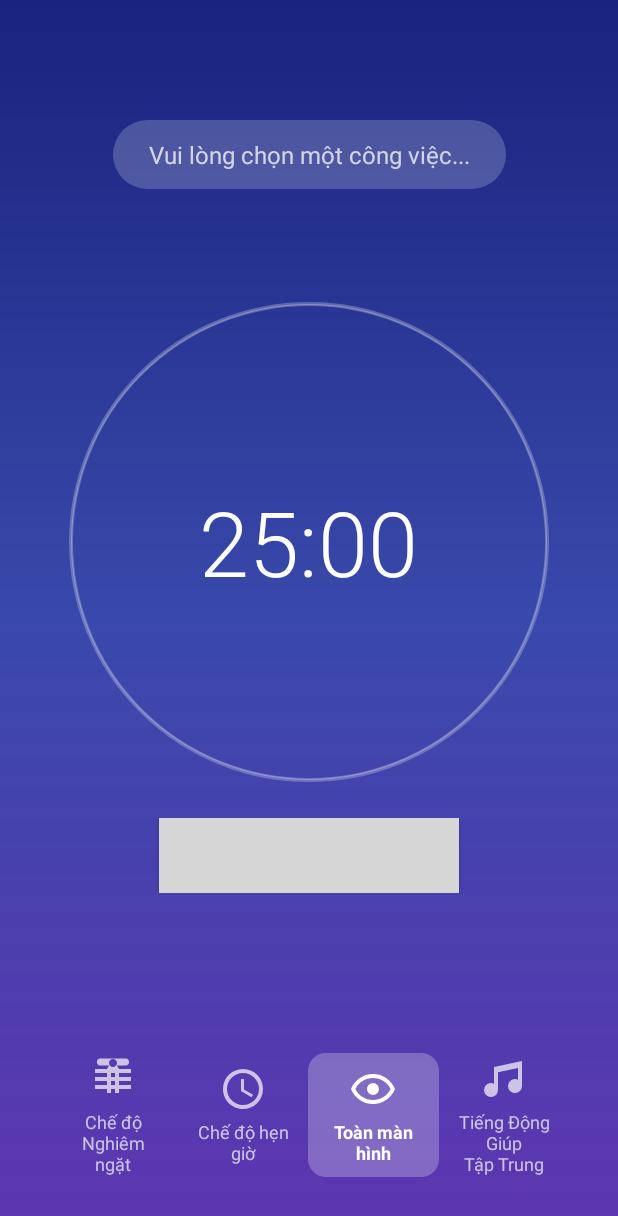
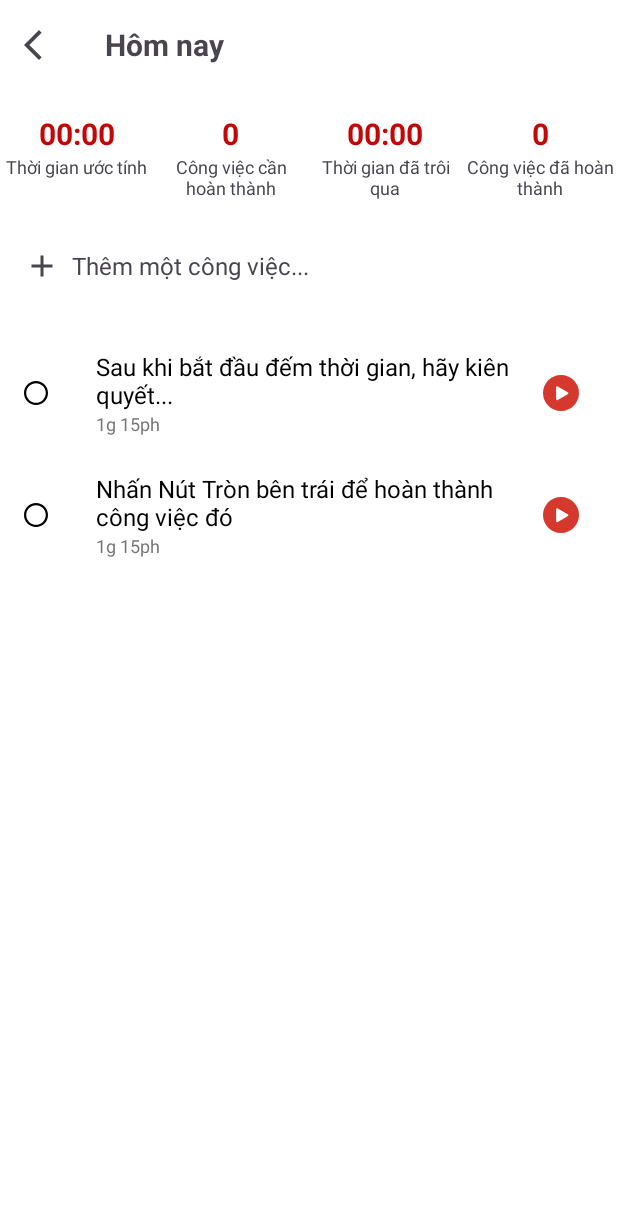
Before and after one commit to HuyHN01/FocusPomodoroApp, an Android app: the screen it shows after launch (PomodoroActivity before the commit, TodoListTodayActivity after it), on a phone screen of 412 x 824 dp. Shown: the top 1216 px of the screen. Run offline under Robolectric (Android 15) with nearby library versions, the phone set to English and light mode, and no system bars; grey boxes are pictures that could not be loaded.

Commit message:
UI - to do list today

```diff
--- a/app/src/main/AndroidManifest.xml
+++ b/app/src/main/AndroidManifest.xml
@@ -14,8 +14,11 @@
         <activity
             android:name=".ui.pomodoro.FullscreenTimerActivity"
             android:exported="false" />
+
+<!--        <activity android:name=".ui.pomodoro.TodoListTodayActivity"-->
+<!--            android:exported="false"/>-->
         <activity
-            android:name=".ui.pomodoro.PomodoroActivity"
+            android:name=".ui.pomodoro.TodoListTodayActivity"
             android:exported="true">
             <intent-filter>
                 <action android:name="android.intent.action.MAIN" />
--- /dev/null
+++ b/app/src/main/java/com/example/focusmate/data/model/Task.kt
@@ -0,0 +1,8 @@
+package com.example.focusmate.data.model
+
+data class Task(
+    val id: String,
+    val title: String,
+    val pomodoroCount: Int,
+    var isCompleted: Boolean = false
+)
--- /dev/null
+++ b/app/src/main/java/com/example/focusmate/data/repository/TaskRepository.kt
@@ -0,0 +1,48 @@
+
+package com.example.focusmate.data.repository
+
+import androidx.lifecycle.LiveData
+import androidx.lifecycle.MutableLiveData
+import com.example.focusmate.data.model.Task
+import java.util.UUID
+
+object TaskRepository {
+
+    private val _tasks = MutableLiveData<List<Task>>()
+    val tasks: LiveData<List<Task>> get() = _tasks
+
+    private val taskList = mutableListOf<Task>()
+
+    init {
+        // Khởi tạo một vài task mẫu
+        taskList.add(Task(UUID.randomUUID().toString(), "Sau khi bắt đầu đếm thời gian, hãy kiên quyết...", 1))
+        taskList.add(Task(UUID.randomUUID().toString(), "Nhấn Nút Tròn bên trái để hoàn thành công việc đó", 1))
+        _tasks.value = taskList
+    }
+
+    fun addTask(title: String, pomodoroCount: Int) {
+        val newTask = Task(UUID.randomUUID().toString(), title, pomodoroCount)
+        taskList.add(newTask)
+        _tasks.value = taskList // Cập nhật LiveData để thông báo cho ViewModel/View
+    }
+
+    fun completeTask(taskId: String) {
+        val taskToComplete = taskList.find { it.id == taskId }
+        taskToComplete?.let {
+            it.isCompleted = true
+            _tasks.value = taskList // Cập nhật LiveData
+        }
+    }
+    fun toggleTaskCompletion(taskId: String) {
+        val taskToUpdate = taskList.find { it.id == taskId }
+        taskToUpdate?.let {
+            // Đảo ngược giá trị của isCompleted
+            it.isCompleted = !it.isCompleted
+            _tasks.value = taskList // Cập nhật LiveData để thông báo cho UI
+        }
+    }
+    fun deleteTask(taskId: String) {
+        taskList.removeIf { it.id == taskId }
+        _tasks.value = taskList // Cập nhật LiveData
+    }
+}
--- /dev/null
+++ b/app/src/main/java/com/example/focusmate/ui/pomodoro/TaskViewModel.kt
@@ -0,0 +1,25 @@
+
+package com.example.focusmate.ui.pomodoro
+
+import androidx.lifecycle.ViewModel
+import com.example.focusmate.data.repository.TaskRepository
+
+class TaskViewModel : ViewModel() {
+
+    val tasks = TaskRepository.tasks
+
+    fun addNewTask(title: String, pomodoroCount: Int) {
+        TaskRepository.addTask(title, pomodoroCount)
+    }
+    fun toggleTaskCompletion(taskId: String) {
+        TaskRepository.toggleTaskCompletion(taskId)
+    }
+
+    fun completeTask(taskId: String) {
+        TaskRepository.completeTask(taskId)
+    }
+
+    fun deleteTask(taskId: String) {
+        TaskRepository.deleteTask(taskId)
+    }
+}
--- /dev/null
+++ b/app/src/main/java/com/example/focusmate/ui/pomodoro/TasksAdapter.kt
@@ -0,0 +1,67 @@
+package com.example.focusmate.ui.pomodoro
+
+import android.graphics.Paint
+import android.view.LayoutInflater
+import android.view.ViewGroup
+import androidx.recyclerview.widget.RecyclerView
+import com.example.focusmate.R
+import com.example.focusmate.data.model.Task
+import com.example.focusmate.databinding.ItemTaskBinding
+
+class TasksAdapter(
+    private val onTaskClick: (Task) -> Unit,           // Callback khi click vào task
+    private val onCompleteClick: (Task) -> Unit        // Callback khi click vào nút hoàn thành
+) : RecyclerView.Adapter<TasksAdapter.TaskViewHolder>() {
+
+    private var tasks: List<Task> = emptyList()
+
+    // Cập nhật danh sách tasks và thông báo cho RecyclerView
+    fun submitList(newTasks: List<Task>) {
+        tasks = newTasks
+        notifyDataSetChanged()
+    }
+
+    override fun onCreateViewHolder(parent: ViewGroup, viewType: Int): TaskViewHolder {
+        val binding = ItemTaskBinding.inflate(
+            LayoutInflater.from(parent.context),
+            parent,
+            false
+        )
+        return TaskViewHolder(binding)
+    }
+
+    override fun onBindViewHolder(holder: TaskViewHolder, position: Int) {
+        val task = tasks[position]
+        holder.bind(task)
+    }
+
+    override fun getItemCount(): Int = tasks.size
+
+    inner class TaskViewHolder(private val binding: ItemTaskBinding) :
+        RecyclerView.ViewHolder(binding.root) {
+
+        fun bind(task: Task) {
+            // Hiển thị tiêu đề task
+            binding.taskTitleTextView.text = task.title
+
+            // Hiển thị số Pomodoro ước tính
+            val pomodoroText = "${task.pomodoroCount}g 15ph" // Giả sử 1g 15ph = 1 pomodoro
+            binding.pomodoroCountTextView.text = pomodoroText
+
+            // Xử lý trạng thái hoàn thành
+            if (task.isCompleted) {
+                binding.taskCompleteIcon.setImageResource(R.drawable.green_checkmark_icon)
+                binding.taskTitleTextView.paintFlags =
+                    binding.taskTitleTextView.paintFlags or Paint.STRIKE_THRU_TEXT_FLAG
+            } else {
+                binding.taskCompleteIcon.setImageResource(R.drawable.ellipse_shape_line_icon)
+                binding.taskTitleTextView.paintFlags =
+                    binding.taskTitleTextView.paintFlags and Paint.STRIKE_THRU_TEXT_FLAG.inv()
+            }
+
+            // Xử lý sự kiện click
+            binding.root.setOnClickListener { onTaskClick(task) }
+            binding.taskCompleteIcon.setOnClickListener { onCompleteClick(task) }
+        }
+    }
+}
--- /dev/null
+++ b/app/src/main/java/com/example/focusmate/ui/pomodoro/TodoListTodayActivity.kt
@@ -0,0 +1,69 @@
+package com.example.focusmate.ui.pomodoro
+
+import android.os.Bundle
+import androidx.appcompat.app.AppCompatActivity
+import androidx.lifecycle.Observer
+import androidx.lifecycle.ViewModelProvider
+import com.example.focusmate.databinding.ActivityTodolistBinding
+import androidx.recyclerview.widget.LinearLayoutManager
+
+
+class TodoListTodayActivity : AppCompatActivity(){
+    private lateinit var binding: ActivityTodolistBinding
+    private lateinit var taskViewModel: TaskViewModel
+    private lateinit var pomodoroViewModel: PomodoroViewModel
+    private lateinit var tasksAdapter: TasksAdapter
+
+    override fun onCreate(savedInstanceState: Bundle?) {
+        super.onCreate(savedInstanceState)
+        binding = ActivityTodolistBinding.inflate(layoutInflater)
+        setContentView(binding.root)
+
+        // Khởi tạo các ViewModel
+        taskViewModel = ViewModelProvider(this).get(TaskViewModel::class.java)
+        pomodoroViewModel = ViewModelProvider(this).get(PomodoroViewModel::class.java)
+
+        // Khởi tạo Adapter với các callback
+        tasksAdapter = TasksAdapter(
+            onTaskClick = { task ->
+                // TODO: Xử lý khi click vào task, ví dụ như bắt đầu Pomodoro cho task đó
+                pomodoroViewModel.startTimer()
+            },
+            onCompleteClick = { task ->
+                // Xử lý khi người dùng nhấn nút hoàn thành
+                taskViewModel.toggleTaskCompletion(task.id)
+            }
+        )
+
+        binding.tasksList.apply {
+            layoutManager = LinearLayoutManager(this@TodoListTodayActivity)
+            adapter = tasksAdapter
+        }
+
+
+        // Quan sát dữ liệu từ ViewModel và cập nhật Adapter
+        taskViewModel.tasks.observe(this, Observer { tasks ->
+            tasksAdapter.submitList(tasks)
+        })
+
+        // Quan sát LiveData từ PomodoroViewModel
+        pomodoroViewModel.state.observe(this, Observer { state ->
+            // TODO: Cập nhật giao diện dựa trên trạng thái (ví dụ: đổi icon play/pause)
+            when (state) {
+                TimerState.IDLE -> {}
+                TimerState.RUNNING -> {}
+                TimerState.PAUSED -> {}
+                TimerState.BREAK_READY -> {}
+                TimerState.BREAK_RUNNING -> {}
+                TimerState.BREAK_PAUSED -> {}
+            }
+        })
+
+        // Gắn sự kiện click cho các nút khác trong giao diện
+        binding.addTaskLayout.setOnClickListener {
+            // TODO: Mở dialog hoặc màn hình để thêm task mới
+        }
+
+        // ... Thêm các sự kiện click cho các nút khác
+    }
+}
--- /dev/null
+++ b/app/src/main/res/drawable/add_24px.xml
@@ -0,0 +1,10 @@
+<vector xmlns:android="http://schemas.android.com/apk/res/android"
+    android:width="24dp"
+    android:height="24dp"
+    android:viewportWidth="960"
+    android:viewportHeight="960"
+    android:tint="?attr/colorControlNormal">
+  <path
+      android:fillColor="@android:color/white"
+      android:pathData="M440,520L200,520L200,440L440,440L440,200L520,200L520,440L760,440L760,520L520,520L520,760L440,760L440,520Z"/>
+</vector>
--- /dev/null
+++ b/app/src/main/res/drawable/arrow_back_ios_24px.xml
@@ -0,0 +1,11 @@
+<vector xmlns:android="http://schemas.android.com/apk/res/android"
+    android:width="24dp"
+    android:height="24dp"
+    android:viewportWidth="960"
+    android:viewportHeight="960"
+    android:tint="?attr/colorControlNormal"
+    android:autoMirrored="true">
+  <path
+      android:fillColor="@android:color/white"
+      android:pathData="M400,880L0,480L400,80L471,151L142,480L471,809L400,880Z"/>
+</vector>
--- /dev/null
+++ b/app/src/main/res/drawable/ellipse_shape_line_icon.xml
@@ -0,0 +1,10 @@
+<vector xmlns:android="http://schemas.android.com/apk/res/android"
+    android:width="24dp"
+    android:height="24dp"
+    android:viewportWidth="512"
+    android:viewportHeight="512">
+  <path
+      android:fillColor="#FF000000"
+      android:pathData="M256,0c70.69,0 134.69,28.66 181.02,74.98C483.34,121.31 512,185.31 512,256c0,70.69 -28.66,134.69 -74.98,181.02C390.69,483.34 326.69,512 256,512c-70.69,0 -134.69,-28.66 -181.02,-74.98C28.66,390.69 0,326.69 0,256c0,-70.69 28.66,-134.69 74.98,-181.02C121.31,28.66 185.31,0 256,0zM403.19,108.81C365.52,71.15 313.48,47.85 256,47.85c-57.48,0 -109.52,23.3 -147.19,60.96C71.15,146.48 47.85,198.52 47.85,256c0,57.48 23.3,109.52 60.96,147.19 37.67,37.66 89.71,60.96 147.19,60.96 57.48,0 109.52,-23.3 147.19,-60.96 37.66,-37.67 60.96,-89.71 60.96,-147.19 0,-57.48 -23.3,-109.52 -60.96,-147.19z"
+      android:fillType="nonZero"/>
+</vector>
--- /dev/null
+++ b/app/src/main/res/drawable/green_checkmark_icon.xml
@@ -0,0 +1,10 @@
+<vector xmlns:android="http://schemas.android.com/apk/res/android"
+    android:width="96dp"
+    android:height="96dp"
+    android:viewportWidth="96"
+    android:viewportHeight="96">
+  <path
+      android:pathData="M48,0c26.51,0 48,21.49 48,48S74.51,96 48,96S0,74.51 0,48S21.49,0 48,0L48,0zM26.764,49.277c0.644,-3.734 4.906,-5.813 8.269,-3.79c0.305,0.182 0.596,0.398 0.867,0.646l0.026,0.025c1.509,1.446 3.2,2.951 4.876,4.443l1.438,1.291l17.063,-17.898c1.019,-1.067 1.764,-1.757 3.293,-2.101c5.235,-1.155 8.916,5.244 5.206,9.155L46.536,63.366c-2.003,2.137 -5.583,2.332 -7.736,0.291c-1.234,-1.146 -2.576,-2.312 -3.933,-3.489c-2.35,-2.042 -4.747,-4.125 -6.701,-6.187C26.993,52.809 26.487,50.89 26.764,49.277L26.764,49.277z"
+      android:fillColor="#6BBE66"
+      android:fillType="evenOdd"/>
+</vector>
--- /dev/null
+++ b/app/src/main/res/drawable/red_play_button_icon.xml
@@ -0,0 +1,14 @@
+<vector xmlns:android="http://schemas.android.com/apk/res/android"
+    android:width="24dp"
+    android:height="24dp"
+    android:viewportWidth="122.88"
+    android:viewportHeight="122.88">
+  <path
+      android:pathData="M61.44,0c33.93,0 61.44,27.51 61.44,61.44s-27.51,61.44 -61.44,61.44S0,95.37 0,61.44S27.51,0 61.44,0L61.44,0L61.44,0z"
+      android:fillColor="#D5392E"
+      android:fillType="evenOdd"/>
+  <path
+      android:pathData="M84.32,65.41c3.31,-2.13 3.3,-4.51 0,-6.4L50.13,39.36c-2.7,-1.69 -5.51,-0.7 -5.43,2.82l0.11,39.7c0.23,3.82 2.41,4.86 5.62,3.1L84.32,65.41L84.32,65.41L84.32,65.41z"
+      android:fillColor="#FFFFFF"
+      android:fillType="evenOdd"/>
+</vector>
--- /dev/null
+++ b/app/src/main/res/layout/activity_todolist.xml
@@ -0,0 +1,204 @@
+<?xml version="1.0" encoding="utf-8"?>
+<androidx.constraintlayout.widget.ConstraintLayout xmlns:android="http://schemas.android.com/apk/res/android"
+    xmlns:app="http://schemas.android.com/apk/res-auto"
+    xmlns:tools="http://schemas.android.com/tools"
+    android:layout_width="match_parent"
+    android:layout_height="match_parent"
+    android:background="@color/white"
+    tools:context=".ui.pomodoro.PomodoroActivity">
+    <androidx.constraintlayout.widget.ConstraintLayout
+        android:id="@+id/header_layout"
+        android:layout_width="match_parent"
+        android:layout_height="wrap_content"
+        android:padding="16dp"
+        app:layout_constraintTop_toTopOf="parent"
+        app:layout_constraintStart_toStartOf="parent"
+        app:layout_constraintEnd_toEndOf="parent">
+
+        <ImageView
+            android:id="@+id/back_arrow"
+            android:layout_width="wrap_content"
+            android:layout_height="wrap_content"
+            android:src="@drawable/arrow_back_ios_24px"
+            app:layout_constraintTop_toTopOf="parent"
+            app:layout_constraintStart_toStartOf="parent"
+            app:layout_constraintBottom_toBottomOf="parent"
+            android:contentDescription="@string/back" />
+
+        <TextView
+            android:layout_width="wrap_content"
+            android:layout_height="wrap_content"
+            android:text="Hôm nay"
+            android:textSize="20sp"
+            android:textStyle="bold"
+            app:layout_constraintTop_toTopOf="parent"
+            app:layout_constraintStart_toEndOf="@id/back_arrow"
+            app:layout_constraintBottom_toBottomOf="parent"
+            android:layout_marginStart="30dp"
+            />
+
+
+    </androidx.constraintlayout.widget.ConstraintLayout>
+
+    <LinearLayout
+        android:id="@+id/stats_layout"
+        android:layout_width="match_parent"
+        android:layout_height="wrap_content"
+        android:orientation="horizontal"
+        android:weightSum="4"
+        android:paddingTop="16dp"
+        android:paddingBottom="16dp"
+        app:layout_constraintTop_toBottomOf="@id/header_layout"
+        app:layout_constraintStart_toStartOf="parent"
+        app:layout_constraintEnd_toEndOf="parent">
+
+        <LinearLayout
+            android:layout_width="0dp"
+            android:layout_height="wrap_content"
+            android:layout_weight="1"
+            android:orientation="vertical"
+            android:gravity="center"
+
+            >
+
+            <TextView
+                android:layout_width="wrap_content"
+                android:layout_height="wrap_content"
+                android:text="00:00"
+                android:textColor="@color/red_pomodoro"
+                android:textSize="20sp"
+                android:textStyle="bold" />
+
+            <TextView
+                android:layout_width="wrap_content"
+                android:layout_height="wrap_content"
+                android:text="Thời gian ước tính"
+                android:textSize="12sp"
+                android:gravity="center"
+                />
+
+        </LinearLayout>
+        <LinearLayout
+            android:layout_width="0dp"
+            android:layout_height="wrap_content"
+            android:layout_weight="1"
+            android:orientation="vertical"
+            android:gravity="center"
+            >
+
+            <TextView
+                android:layout_width="wrap_content"
+                android:layout_height="wrap_content"
+                android:text="0"
+                android:textColor="@color/red_pomodoro"
+                android:textSize="20sp"
+                android:textStyle="bold" />
+
+            <TextView
+                android:layout_width="wrap_content"
+                android:layout_height="wrap_content"
+                android:text="Công việc cần hoàn thành"
+                android:textSize="12sp"
+                android:gravity="center"
+
+                />
+
+        </LinearLayout>
+        <LinearLayout
+            android:layout_width="0dp"
+            android:layout_height="wrap_content"
+            android:layout_weight="1"
+            android:orientation="vertical"
+            android:gravity="center"
+            >
+
+            <TextView
+                android:layout_width="wrap_content"
+                android:layout_height="wrap_content"
+                android:text="00:00"
+                android:textColor="@color/red_pomodoro"
+                android:textSize="20sp"
+                android:textStyle="bold" />
+
+            <TextView
+                android:layout_width="wrap_content"
+                android:layout_height="wrap_content"
+                android:text="Thời gian đã trôi qua"
+                android:textSize="12sp"
+                android:gravity="center"
+
+                />
+
+        </LinearLayout>
+        <LinearLayout
+            android:layout_width="0dp"
+            android:layout_height="wrap_content"
+            android:layout_weight="1"
+            android:orientation="vertical"
+            android:gravity="center"
+            >
+
+            <TextView
+                android:layout_width="wrap_content"
+                android:layout_height="wrap_content"
+                android:text="0"
+                android:textColor="@color/red_pomodoro"
+                android:textSize="20sp"
+                android:textStyle="bold" />
+
+            <TextView
+                android:layout_width="wrap_content"
+                android:layout_height="wrap_content"
+                android:text="Công việc đã hoàn thành"
+                android:textSize="12sp"
+                android:gravity="center"
+
+                />
+
+        </LinearLayout>
+    </LinearLayout>
+    <LinearLayout
+        android:id="@+id/add_task_layout"
+        android:layout_width="match_parent"
+        android:layout_height="wrap_content"
+        android:orientation="horizontal"
+        android:gravity="center_vertical"
+        android:padding="16dp"
+        app:layout_constraintTop_toBottomOf="@id/stats_layout"
+        app:layout_constraintStart_toStartOf="parent"
+        app:layout_constraintEnd_toEndOf="parent">
+
+        <ImageView
+            android:layout_width="wrap_content"
+            android:layout_height="wrap_content"
+            android:src="@drawable/add_24px"
+             />
+
+        <TextView
+            android:layout_width="wrap_content"
+            android:layout_height="wrap_content"
+            android:layout_marginStart="8dp"
+            android:text="Thêm một công việc..."
+            android:textSize="16sp" />
+    </LinearLayout>
+    <androidx.recyclerview.widget.RecyclerView
+        android:id="@+id/tasks_list"
+        android:layout_width="match_parent"
+        android:layout_height="0dp"
+        app:layout_constraintTop_toBottomOf="@id/add_task_layout"
+        app:layout_constraintBottom_toTopOf="@id/bottom_progress_bar"
+        android:padding="16dp"
+
+        />
+
+    <com.example.focusmate.ui.pomodoro.CircularProgressView
+        android:id="@+id/bottom_progress_bar"
+        android:layout_width="100dp"
+        android:layout_height="100dp"
+        android:layout_marginBottom="32dp"
+        app:layout_constraintBottom_toBottomOf="parent"
+        app:layout_constraintStart_toStartOf="parent"
+        app:layout_constraintEnd_toEndOf="parent" />
+
+
+</androidx.constraintlayout.widget.ConstraintLayout>
--- /dev/null
+++ b/app/src/main/res/layout/item_task.xml
@@ -0,0 +1,64 @@
+<?xml version="1.0" encoding="utf-8"?>
+<androidx.constraintlayout.widget.ConstraintLayout xmlns:android="http://schemas.android.com/apk/res/android"
+    xmlns:app="http://schemas.android.com/apk/res-auto"
+    xmlns:tools="http://schemas.android.com/tools"
+    android:layout_width="match_parent"
+    android:layout_height="wrap_content"
+    android:paddingVertical="12dp"
+    android:background="?android:attr/selectableItemBackground">
+
+    <ImageView
+        android:id="@+id/task_complete_icon"
+        android:layout_width="16dp"
+        android:layout_height="16dp"
+        android:src="@drawable/ellipse_shape_line_icon"
+        app:layout_constraintStart_toStartOf="parent"
+        app:layout_constraintTop_toTopOf="parent"
+        app:layout_constraintBottom_toBottomOf="parent"
+        />
+
+    <LinearLayout
+        android:id="@+id/task_details_layout"
+        android:layout_width="0dp"
+        android:layout_height="wrap_content"
+        android:orientation="vertical"
+        android:layout_marginStart="16dp"
+        android:paddingHorizontal="16dp"
+
+        app:layout_constraintStart_toEndOf="@id/task_complete_icon"
+        app:layout_constraintEnd_toStartOf="@id/task_play_icon"
+        app:layout_constraintTop_toTopOf="parent"
+        app:layout_constraintBottom_toBottomOf="parent">
+
+        <TextView
+            android:id="@+id/task_title_text_view"
+            android:layout_width="wrap_content"
+            android:ellipsize="end"
+            android:layout_height="wrap_content"
+            android:text="Sau khi bắt đầu đếm thời gian, hãy kiên quyết chống lại mọi sự can thiệp..."
+            android:textSize="16sp"
+            android:textColor="@color/black" />
+
+        <TextView
+            android:id="@+id/pomodoro_count_text_view"
+            android:layout_width="wrap_content"
+            android:layout_height="wrap_content"
+            android:text="1g 15ph"
+            android:textSize="12sp"
+            android:textColor="#767676" />
+
+    </LinearLayout>
+
+    <ImageView
+        android:id="@+id/task_play_icon"
+        android:layout_width="24dp"
+        android:layout_height="24dp"
+        android:src="@drawable/red_play_button_icon"
+        app:layout_constraintEnd_toEndOf="parent"
+        app:layout_constraintTop_toTopOf="parent"
+        app:layout_constraintBottom_toBottomOf="parent"
+        android:layout_marginRight="10dp"
+
+        />
+
+</androidx.constraintlayout.widget.ConstraintLayout>
--- a/app/src/main/res/values/colors.xml
+++ b/app/src/main/res/values/colors.xml
@@ -6,4 +6,7 @@
     <color name="background_stroke">#40ffffff</color>
     <color name="light_gray">#CCCCCC</color>
     <color name="dark_button">#333333</color>
+    <color name="red_pomodoro">#C30707</color>
+    <color name="black">#000000</color>
+
 </resources>
--- a/app/src/main/res/values/strings.xml
+++ b/app/src/main/res/values/strings.xml
@@ -1,3 +1,5 @@
 <resources>
     <string name="app_name">FocusMate</string>
+    <string name="back">Quay lại</string>
+
 </resources>
```
